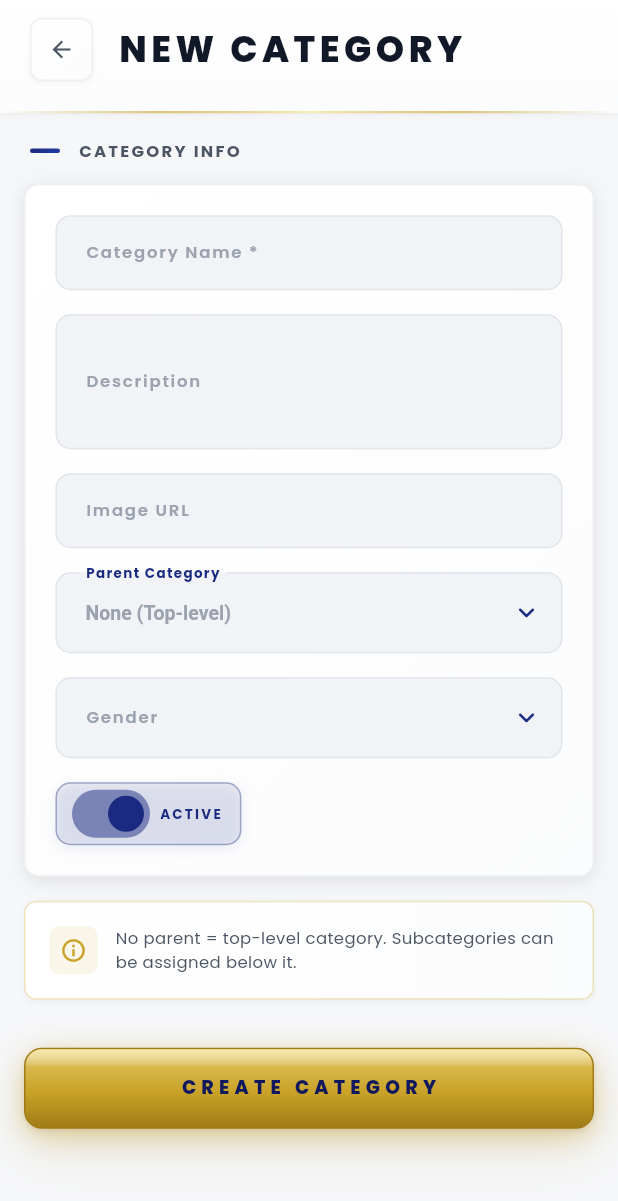
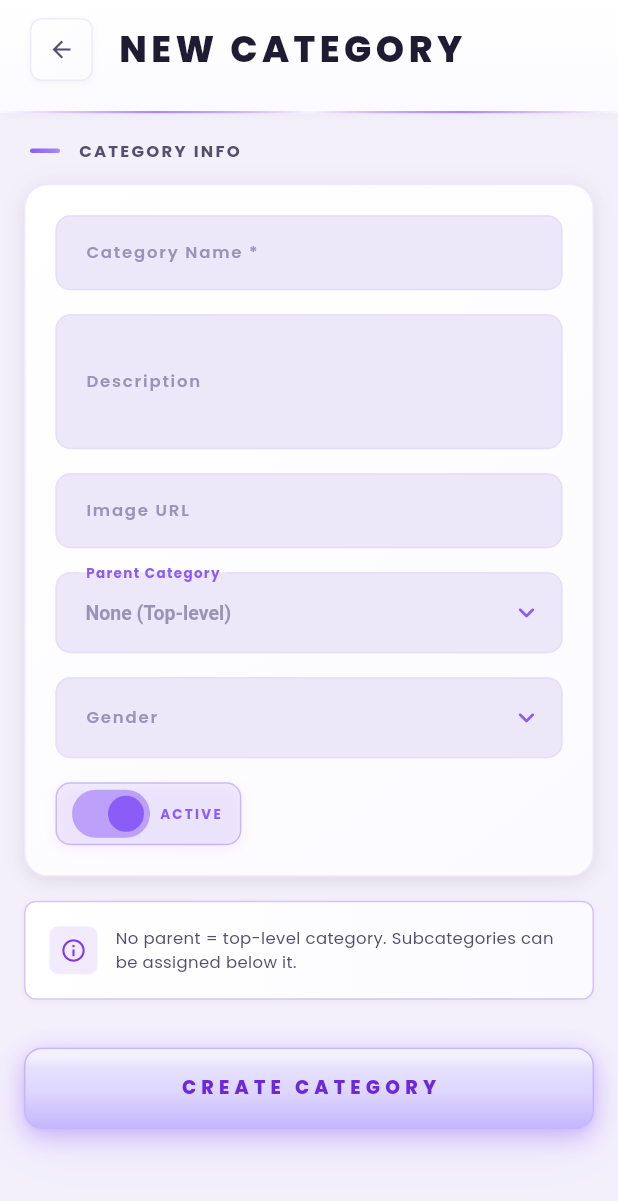
Before and after one commit to NitinGavhane/admin-garment-frontend, a Flutter app: the CategoriesScreen screen opened by its route, after a tap on the "menu" icon, after a tap on "Kids", after a tap on the "add" icon, on a phone screen of 412 x 824 dp. Shown: the top 1201 px of the screen. Run offline on Flutter 3.47's test engine with Material 3 defaults, Android fonts, the phone set to English and light mode, and no system bars; our stand-ins replace cached_network_image, dio, google_fonts, shared_preferences; accounts and stored records are empty; network calls fail.

Commit message:
Reskin theme from royal-blue/gold to Lexron-inspired violet palette

```diff
--- a/lib/config/theme.dart
+++ b/lib/config/theme.dart
@@ -46,33 +46,33 @@ class AppColors {
   static bool get isDark => _isDark;
   static void setDark(bool v) { _isDark = v; }
 
-  // Haze-inspired clean light palette: neutral near-white canvas, pure-white
-  // cards, soft hairline borders, and a calm neutral text ramp.
-  static const Color _lightBg = Color(0xFFF6F7F9);         // airy neutral canvas
-  static const Color _lightBgAlt = Color(0xFFF1F3F6);      // input fills / gutters
+  // Lexron-inspired light palette: soft lavender canvas, pure-white cards,
+  // gentle violet-tinted hairlines, and a calm neutral text ramp.
+  static const Color _lightBg = Color(0xFFF3F0FC);         // airy lavender canvas
+  static const Color _lightBgAlt = Color(0xFFECE8F9);      // input fills / gutters (lilac)
   static const Color _lightSurface = Color(0xFFFFFFFF);    // cards
-  static const Color _lightSurfaceAlt = Color(0xFFFBFCFD); // near-white (flatter gradients)
+  static const Color _lightSurfaceAlt = Color(0xFFFBFAFE); // near-white lilac (flatter gradients)
   static const Color _lightSurfaceRaised = Color(0xFFFFFFFF);
-  static const Color _lightBorder = Color(0xFFE2E5EA);     // visible hairline
-  static const Color _lightBorderLight = Color(0xFFEDEFF2);// subtle hairline
-  static const Color _lightTextPrimary = Color(0xFF111827);// neutral-900
-  static const Color _lightTextSecondary = Color(0xFF4B5563);// neutral-600
-  static const Color _lightTextMuted = Color(0xFF9CA3AF);  // neutral-400
+  static const Color _lightBorder = Color(0xFFE5DFF6);     // visible lavender hairline
+  static const Color _lightBorderLight = Color(0xFFEFEBFA);// subtle lavender hairline
+  static const Color _lightTextPrimary = Color(0xFF1E1B33);// deep ink (violet-tinted)
+  static const Color _lightTextSecondary = Color(0xFF544F6B);// muted violet-grey
+  static const Color _lightTextMuted = Color(0xFF9B93B5);  // soft lilac-grey
   static const Color _lightOverlay = Color(0x26000000);
-  static const Color _lightShimmer = Color(0xFFEDEFF2);
+  static const Color _lightShimmer = Color(0xFFEDEAF8);
 
-  static const Color _darkBg = Color(0xFF0F172A);
-  static const Color _darkBgAlt = Color(0xFF1E293B);
-  static const Color _darkSurface = Color(0xFF1E293B);
-  static const Color _darkSurfaceAlt = Color(0xFF334155);
-  static const Color _darkSurfaceRaised = Color(0xFF475569);
-  static const Color _darkBorder = Color(0xFF475569);
-  static const Color _darkBorderLight = Color(0xFF334155);
-  static const Color _darkTextPrimary = Color(0xFFF1F5F9);
-  static const Color _darkTextSecondary = Color(0xFF94A3B8);
-  static const Color _darkTextMuted = Color(0xFF64748B);
+  static const Color _darkBg = Color(0xFF17132A);          // deep indigo-violet
+  static const Color _darkBgAlt = Color(0xFF221B3D);
+  static const Color _darkSurface = Color(0xFF221B3D);
+  static const Color _darkSurfaceAlt = Color(0xFF2E2650);
+  static const Color _darkSurfaceRaised = Color(0xFF3A3060);
+  static const Color _darkBorder = Color(0xFF3A3060);
+  static const Color _darkBorderLight = Color(0xFF2E2650);
+  static const Color _darkTextPrimary = Color(0xFFF3F0FC);
+  static const Color _darkTextSecondary = Color(0xFFB4A9D6);
+  static const Color _darkTextMuted = Color(0xFF7C709F);
   static const Color _darkOverlay = Color(0x40FFFFFF);
-  static const Color _darkShimmer = Color(0xFF334155);
+  static const Color _darkShimmer = Color(0xFF2E2650);
 
   static Color get bg => _isDark ? _darkBg : _lightBg;
   static Color get bgAlt => _isDark ? _darkBgAlt : _lightBgAlt;
@@ -87,61 +87,64 @@ class AppColors {
   static Color get overlay => _isDark ? _darkOverlay : _lightOverlay;
   static Color get shimmer => _isDark ? _darkShimmer : _lightShimmer;
 
-  // ── Dristi Fashions brand (royal blue + gold, from the logo) ──────────────
+  // ── Lexron violet brand palette ───────────────────────────────────────────
   // `coral` is the primary brand accent (branding, active states, labels).
-  static const Color coral = Color(0xFF1A2A80);   // royal blue
-  static const Color coral80 = Color(0xFF243AA0); // brighter royal
-  static const Color coral40 = Color(0xFFB9C0E0); // light royal
-  static const Color coralDark = Color(0xFF10195E); // deep royal (gradient tail / icons)
-  static const Color gold = Color(0xFFC9A227);
-  static const Color gold80 = Color(0xFFD9AF4E);
-  static const Color gold40 = Color(0xFFEAD9A0);
-  // Metallic gold stops — used to simulate brushed/polished gold on premium
-  // surfaces (buttons, accents). Ordered light → deep for top-lit gradients.
-  static const Color goldHighlight = Color(0xFFF7E9B0); // champagne sheen
-  static const Color goldLight = Color(0xFFE4C86A);
-  static const Color goldDeep = Color(0xFFA07A17);
-  static const Color goldShadow = Color(0xFF7C5E12);
+  // (Token names kept for a drop-in reskin; the values are now the violet set.)
+  static const Color coral = Color(0xFF8B5CF6);   // violet-500 (primary)
+  static const Color coral80 = Color(0xFFA78BFA); // violet-400
+  static const Color coral40 = Color(0xFFDDD6FE); // violet-200
+  static const Color coralDark = Color(0xFF6D28D9); // violet-700 (deep text / icons on light plates)
+  // `gold` is the secondary accent — recolored to a rich violet. Standalone
+  // uses (icons/labels on light surfaces) read as violet-600.
+  static const Color gold = Color(0xFF7C3AED);   // violet-600
+  static const Color gold80 = Color(0xFF8B5CF6); // violet-500
+  static const Color gold40 = Color(0xFFC4B5FD); // violet-300
+  // Soft lilac "plate" stops — used for premium button/pill surfaces. Kept
+  // light end-to-end so deep-violet `coralDark` text stays legible on them.
+  static const Color goldHighlight = Color(0xFFF5F3FF); // lilac sheen
+  static const Color goldLight = Color(0xFFEDE9FE);
+  static const Color goldDeep = Color(0xFFC4B5FD);
+  static const Color goldShadow = Color(0xFFA78BFA);
   static const Color success = Color(0xFF16A34A);
   static const Color success80 = Color(0xFF45B56E);
   static const Color success40 = Color(0xFFA2DAB7);
-  static const Color error = Color(0xFFDC2626);
-  static const Color error80 = Color(0xFFE35151);
-  static const Color error40 = Color(0xFFF1A8A8);
-  static const Color info = Color(0xFF0EA5E9);
-  static const Color info80 = Color(0xFF3EB7ED);
-  static const Color info40 = Color(0xFF9FDBF6);
-  // `purple` was a secondary accent (stat cards) — remapped to royal blue.
-  static const Color purple = Color(0xFF243AA0);
-  static const Color purple80 = Color(0xFF3A4FB0);
-  static const Color purple40 = Color(0xFFA6AED6);
+  static const Color error = Color(0xFFE11D48);
+  static const Color error80 = Color(0xFFEB5678);
+  static const Color error40 = Color(0xFFF5A3B6);
+  static const Color info = Color(0xFF6366F1);
+  static const Color info80 = Color(0xFF868BF5);
+  static const Color info40 = Color(0xFFC1C3FA);
+  // `purple` — secondary accent (stat tiles), the core Lexron violet.
+  static const Color purple = Color(0xFF8B5CF6);
+  static const Color purple80 = Color(0xFFA78BFA);
+  static const Color purple40 = Color(0xFFDDD6FE);
   static const Color teal = Color(0xFF0D9488);
   static const Color teal80 = Color(0xFF3DA9A0);
   static const Color teal40 = Color(0xFF9ED4CF);
   static const Color warning = Color(0xFFF59E0B);
-  // `btnColor` is the primary action (buttons) — gold, with dark text/icons.
-  static const Color btnColor = Color(0xFFC9A227);
-  static const Color btnColor80 = Color(0xFFD9AF4E);
-  static const Color btnColor40 = Color(0xFFEAD9A0);
-  static const Color btnBorder = Color(0xFFA8841C);
+  // `btnColor` — saturated violet action gradient with light lilac border.
+  static const Color btnColor = Color(0xFF8B5CF6);
+  static const Color btnColor80 = Color(0xFF7C3AED);
+  static const Color btnColor40 = Color(0xFFC4B5FD);
+  static const Color btnBorder = Color(0xFFD8CEF8);
 
   static List<Color> get coralGradient => [coral, coral80];
   static List<Color> get goldGradient => [gold, gold80];
-  // Polished metallic gold — top-lit, for premium buttons and highlights.
-  static const List<Color> goldMetallic = [goldLight, gold, goldDeep];
-  // Deep royal-blue metallic gradient for premium dark surfaces.
-  static const List<Color> royalMetallic = [Color(0xFF2A3C9E), Color(0xFF1A2A80), Color(0xFF0E1656)];
+  // Soft lilac plate — top-lit, for premium buttons and pills (violet-100→300).
+  static const List<Color> goldMetallic = [Color(0xFFEDE9FE), Color(0xFFDDD6FE), Color(0xFFC4B5FD)];
+  // Saturated violet gradient for premium/hero surfaces (stat cards) — white text.
+  static const List<Color> royalMetallic = [Color(0xFF8B5CF6), Color(0xFF7C3AED), Color(0xFF6D28D9)];
   static List<Color> get successGradient => [success, success80];
   static List<Color> get errorGradient => [error, error80];
-  static List<Color> get bluePurpleGradient => [const Color(0xFF1A2A80), const Color(0xFF243AA0)];
+  static List<Color> get bluePurpleGradient => [const Color(0xFF8B5CF6), const Color(0xFFA78BFA)];
   static List<Color> get darkGradient => [surface, surfaceAlt];
   static List<Color> get bgGradient => _isDark
-      ? [bg, const Color(0xFF0A1120)]
-      : [bg, const Color(0xFFEDEFF3)];
+      ? [bg, const Color(0xFF0F0B1E)]
+      : [bg, const Color(0xFFE7E0F8)];
   static List<Color> get cardGradient => [surface, surfaceRaised];
   static List<Color> get navGradient => _isDark
-      ? [const Color(0xFF1E293B), const Color(0xFF0F172A)]
-      : [const Color(0xFFFFFFFF), const Color(0xFFF4F5F8)];
+      ? [const Color(0xFF221B3D), const Color(0xFF17132A)]
+      : [const Color(0xFFFFFFFF), const Color(0xFFF6F3FD)];
 
   // Soft, minimal elevation (Haze/shadcn-style) — barely-there in light mode.
   static List<BoxShadow> get shadowSm => [
@@ -171,7 +174,7 @@ class AppColors {
 
   static BoxDecoration get cardDeco => BoxDecoration(
     gradient: LinearGradient(colors: cardGradient, begin: Alignment.topLeft, end: Alignment.bottomRight),
-    borderRadius: BorderRadius.circular(10),
+    borderRadius: BorderRadius.circular(16),
     border: Border.all(color: borderLight, width: 1),
     boxShadow: shadowMd,
   );
@@ -215,7 +218,7 @@ class AppColors {
   );
 
   static Decoration get cornerAccent => BoxDecoration(
-    gradient: const LinearGradient(colors: [Color(0xFF1A2A80), Color(0xFF243AA0)], begin: Alignment.topLeft, end: Alignment.bottomRight),
+    gradient: const LinearGradient(colors: [Color(0xFF8B5CF6), Color(0xFFA78BFA)], begin: Alignment.topLeft, end: Alignment.bottomRight),
     borderRadius: const BorderRadius.only(topLeft: Radius.circular(10), bottomRight: Radius.circular(10)),
   );
 
--- a/lib/widgets.dart
+++ b/lib/widgets.dart
@@ -160,13 +160,13 @@ class FashionCard extends StatelessWidget {
           begin: Alignment.topLeft,
           end: Alignment.bottomRight,
         ),
-        borderRadius: BorderRadius.circular(10),
+        borderRadius: BorderRadius.circular(16),
         border: Border.all(color: AppColors.borderLight, width: 1),
         boxShadow: AppColors.shadowMd,
       ),
       child: Container(
         decoration: BoxDecoration(
-          borderRadius: BorderRadius.circular(10),
+          borderRadius: BorderRadius.circular(16),
           gradient: LinearGradient(
             colors: [
               Colors.white.withValues(alpha: 0.03),
@@ -227,13 +227,13 @@ class StatTile extends StatelessWidget {
             begin: Alignment.topLeft,
             end: Alignment.bottomRight,
           ),
-          borderRadius: BorderRadius.circular(10),
+          borderRadius: BorderRadius.circular(16),
           border: Border.all(color: AppColors.borderLight, width: 1),
           boxShadow: AppColors.shadowSm,
         ),
         child: Container(
           decoration: BoxDecoration(
-            borderRadius: BorderRadius.circular(10),
+            borderRadius: BorderRadius.circular(16),
             gradient: LinearGradient(
               colors: [Colors.white.withValues(alpha: 0.03), Colors.transparent],
               begin: Alignment.topLeft,
@@ -254,8 +254,8 @@ class StatTile extends StatelessWidget {
                       end: Alignment.bottomCenter,
                     ),
                     borderRadius: const BorderRadius.only(
-                      topLeft: Radius.circular(10),
-                      bottomLeft: Radius.circular(10),
+                      topLeft: Radius.circular(16),
+                      bottomLeft: Radius.circular(16),
                     ),
                   ),
                 ),
@@ -390,13 +390,13 @@ class ActionGrid extends StatelessWidget {
                   begin: Alignment.topLeft,
                   end: Alignment.bottomRight,
                 ),
-                borderRadius: BorderRadius.circular(10),
+                borderRadius: BorderRadius.circular(16),
                 border: Border.all(color: AppColors.btnBorder, width: 1),
                 boxShadow: AppColors.shadowSm,
               ),
               child: Container(
                 decoration: BoxDecoration(
-                  borderRadius: BorderRadius.circular(10),
+                  borderRadius: BorderRadius.circular(16),
                   gradient: LinearGradient(
                     colors: [Colors.white.withValues(alpha: 0.03), Colors.transparent],
                     begin: Alignment.topLeft,
@@ -737,38 +737,36 @@ class AdminNavPanel extends StatelessWidget {
             if (route != currentRoute) Navigator.pushReplacementNamed(ctx, route);
           },
           child: Container(
-            padding: const EdgeInsets.fromLTRB(8, 8, 12, 8),
+            padding: const EdgeInsets.fromLTRB(10, 8, 12, 8),
             decoration: BoxDecoration(
-              color: active ? AppColors.coral.withValues(alpha: 0.08) : Colors.transparent,
-              borderRadius: BorderRadius.circular(10),
+              // Lexron signature: the active item is a filled violet gradient
+              // pill with white content; inactive items are transparent.
+              gradient: active
+                  ? const LinearGradient(
+                      colors: [Color(0xFF9B7DF6), Color(0xFF7C4DEC)],
+                      begin: Alignment.topLeft,
+                      end: Alignment.bottomRight,
+                    )
+                  : null,
+              borderRadius: BorderRadius.circular(14),
+              boxShadow: active ? AppColors.shadowGlow(AppColors.coral) : null,
             ),
             child: Row(
               children: [
-                // Gold indicator bar marks the active item.
-                Container(
-                  width: 3, height: 22,
-                  decoration: BoxDecoration(
-                    gradient: active
-                        ? const LinearGradient(colors: AppColors.goldMetallic, begin: Alignment.topCenter, end: Alignment.bottomCenter)
-                        : null,
-                    borderRadius: BorderRadius.circular(2),
-                  ),
-                ),
-                const SizedBox(width: 10),
                 Container(
                   width: 34, height: 34,
                   decoration: BoxDecoration(
-                    color: active ? AppColors.coral.withValues(alpha: 0.12) : AppColors.bgAlt,
-                    borderRadius: BorderRadius.circular(9),
-                    border: Border.all(color: active ? AppColors.coral.withValues(alpha: 0.20) : AppColors.borderLight, width: 1),
+                    color: active ? Colors.white.withValues(alpha: 0.22) : AppColors.bgAlt,
+                    borderRadius: BorderRadius.circular(10),
+                    border: Border.all(color: active ? Colors.white.withValues(alpha: 0.30) : AppColors.borderLight, width: 1),
                   ),
-                  child: Icon(icon, color: active ? AppColors.coral : AppColors.textMuted, size: 17),
+                  child: Icon(icon, color: active ? Colors.white : AppColors.textMuted, size: 17),
                 ),
                 const SizedBox(width: 12),
                 Text(
                   label,
                   style: TextStyle(
-                    color: active ? AppColors.coral : AppColors.textSecondary,
+                    color: active ? Colors.white : AppColors.textSecondary,
                     fontSize: 13,
                     fontWeight: active ? FontWeight.w700 : FontWeight.w600,
                     letterSpacing: 0.2,
@@ -1202,7 +1200,7 @@ class FormSection extends StatelessWidget {
               end: Alignment.bottomRight,
             ),
             border: Border.all(color: AppColors.borderLight, width: 1),
-            borderRadius: BorderRadius.circular(10),
+            borderRadius: BorderRadius.circular(16),
             boxShadow: AppColors.shadowMd,
           ),
           child: Column(children: children),
```
